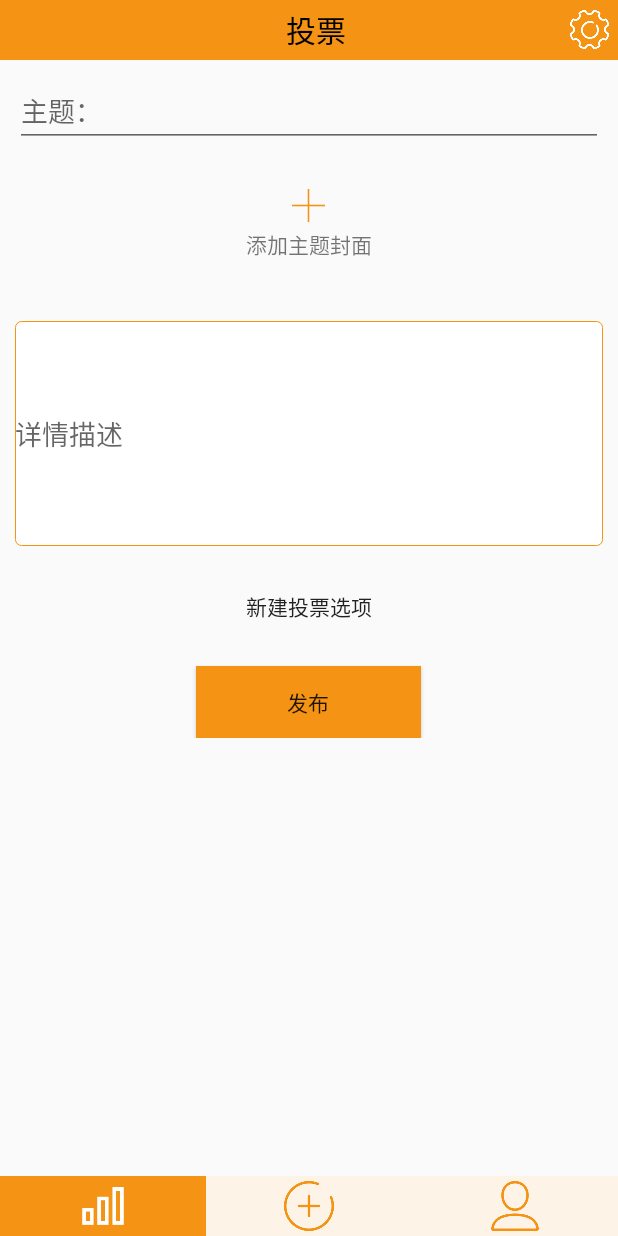
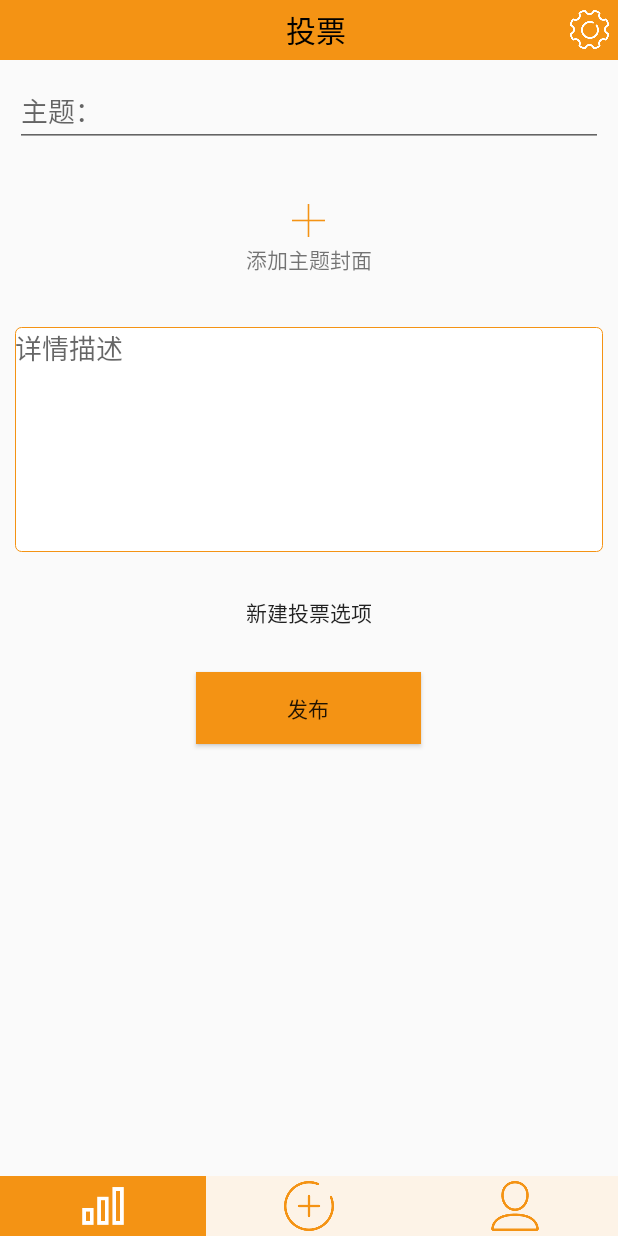
Before and after one commit to zhangxinyuan/AiTou, an Android app: the fragment PublishVoteFragment placed in its activity, on a phone screen of 412 x 824 dp. Run offline under Robolectric (Android 15) with nearby library versions, the phone set to English and light mode, and no system bars; libraries missing offline, so code that uses them is left out: cn.bmob.v3; 2 statements that could not run were skipped.

Commit message:
发布投票页面适配

```diff
--- a/app/src/main/java/com/sxdtdx/aitou/view/fragment/PublishVoteFragment.java
+++ b/app/src/main/java/com/sxdtdx/aitou/view/fragment/PublishVoteFragment.java
@@ -137,9 +137,9 @@ public class PublishVoteFragment extends Fragment implements IPublishVote, View.
         }
     }
 
-    class OptionsAdapter extends CommonAdapter<String> {
+    private class OptionsAdapter extends CommonAdapter<String> {
 
-        public OptionsAdapter(Context context, List<String> datas) {
+        OptionsAdapter(Context context, List<String> datas) {
             super(context, R.layout.item_create_option, datas);
         }
 
--- a/app/src/main/res/layout/fragment_vote_publish.xml
+++ b/app/src/main/res/layout/fragment_vote_publish.xml
@@ -25,6 +25,7 @@
                 android:layout_width="match_parent"
                 android:layout_height="100dp"
                 android:gravity="center"
+                android:layout_marginTop="10dp"
                 android:orientation="vertical">
 
                 <ImageView
@@ -45,8 +46,9 @@
                 android:id="@+id/et_publish_details"
                 android:layout_width="match_parent"
                 android:layout_height="150dp"
-                android:layout_marginTop="16dp"
+                android:layout_marginTop="10dp"
                 android:background="@drawable/option_et_bg"
+                android:gravity="left|top"
                 android:hint="@string/action_details"/>
 
             <com.sxdtdx.aitou.view.SuperListView
@@ -67,11 +69,11 @@
                 android:layout_width="150dp"
                 android:layout_height="wrap_content"
                 android:layout_marginTop="16dp"
+                android:layout_marginBottom="50dp"
                 android:background="@color/colorAccent"
                 android:text="@string/action_publish"/>
         </LinearLayout>
 
     </ScrollView>
 
-
 </LinearLayout>
```
Also changed, not shown: app/src/main/res/layout/item_create_option.xml (+5 -12 lines).
